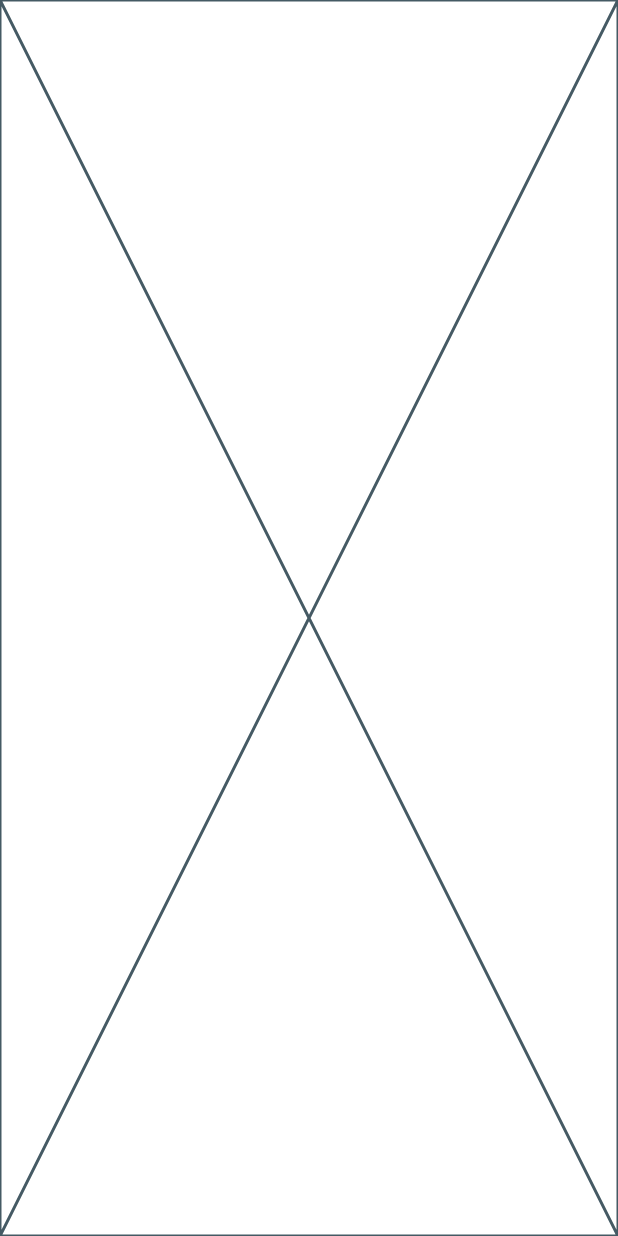
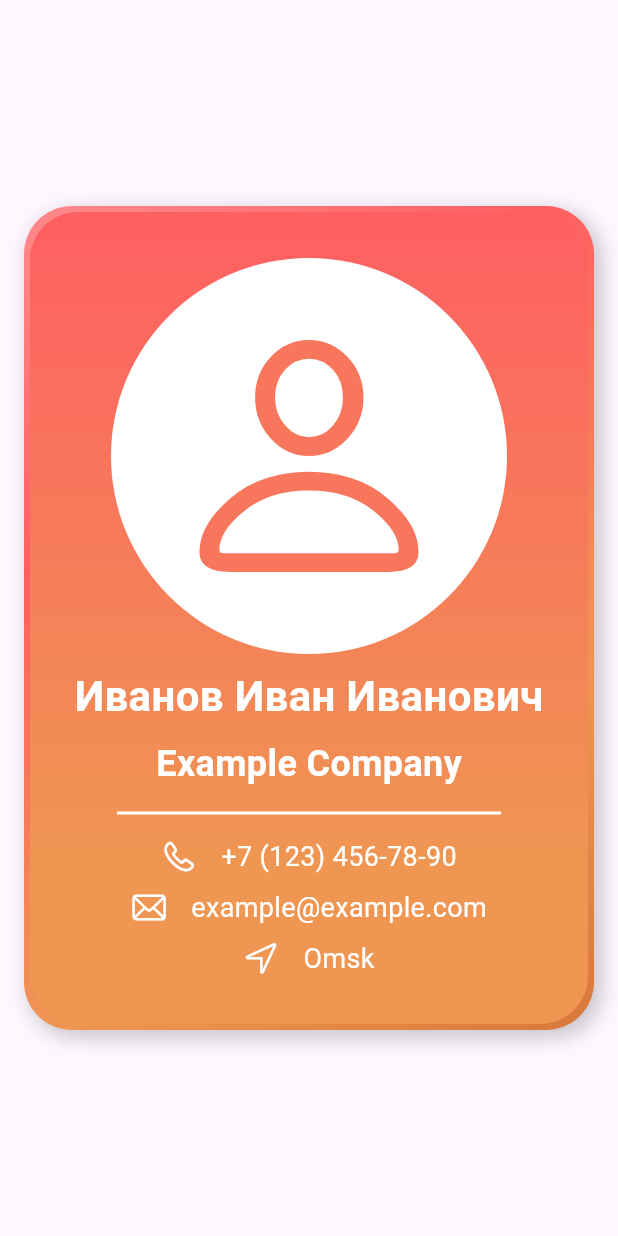
Before and after one commit to RinaZavr/user_card, a Flutter app: the screen it shows after launch, on a phone screen of 412 x 824 dp. Run offline on Flutter 3.47's test engine with Material 3 defaults, Android fonts, the phone set to English and light mode, and no system bars.

Commit message:
feat[app]: Added screen

```diff
--- a/lib/src/common/consts/colors.dart
+++ b/lib/src/common/consts/colors.dart
@@ -1,3 +1,11 @@
+import 'package:flutter/material.dart';
+
 abstract class AppColors {
-
+  static const mainGradientFirst = Color(0xFFfe5f62);
+  static const mainGradientSecond = Color(0xFFef9652);
+  static const secondaryGradientFirst = Color(0xFFFF8A8C);
+  static const secondaryGradientSecond = Color(0xFFD8783A);
+  static const primary = Colors.white;
+  static const secondary = Color(0xFFf8765c);
+  static const shadow = Colors.black;
 }
--- a/lib/src/common/consts/strings.dart
+++ /dev/null
@@ -1 +0,0 @@
-abstract class AppStrings {}
--- /dev/null
+++ b/lib/src/common/consts/styles.dart
@@ -0,0 +1,19 @@
+import 'package:flutter/material.dart';
+import 'package:user_card/src/common/consts/colors.dart';
+
+abstract class AppStyles {
+  static const TextStyle title = TextStyle(
+    fontSize: 28,
+    fontWeight: FontWeight.w700,
+    color: AppColors.primary,
+  );
+  static const TextStyle subtitle = TextStyle(
+    fontSize: 24,
+    fontWeight: FontWeight.w600,
+    color: AppColors.primary,
+  );
+  static const TextStyle normal = TextStyle(
+    fontSize: 18,
+    color: AppColors.primary,
+  );
+}
--- a/lib/src/features/user/view/user_card_screen.dart
+++ b/lib/src/features/user/view/user_card_screen.dart
@@ -1,4 +1,9 @@
+import 'package:flutter/cupertino.dart';
 import 'package:flutter/material.dart';
+import 'package:user_card/src/common/consts/colors.dart';
+import 'package:user_card/src/common/consts/styles.dart';
+import 'package:user_card/src/features/user/view/widgets/card_widget.dart';
+import 'package:user_card/src/features/user/view/widgets/user_info_widget.dart';
 
 class UserCardScreen extends StatefulWidget {
   const UserCardScreen({super.key});
@@ -8,8 +13,63 @@ class UserCardScreen extends StatefulWidget {
 }
 
 class _UserCardScreenState extends State<UserCardScreen> {
+  String name = 'Иванов Иван Иванович';
+  String email = 'example@example.com';
+  String phone = '+7 (123) 456-78-90';
+  String company = 'Example Company';
+  String city = 'Omsk';
+
   @override
   Widget build(BuildContext context) {
-    return const Placeholder();
+    return SafeArea(
+      child: Scaffold(
+        body: CardWidget(
+          child: Column(
+            mainAxisAlignment: MainAxisAlignment.center,
+            spacing: 8,
+            children: [
+              Container(
+                padding: EdgeInsets.all(32),
+                decoration: BoxDecoration(
+                  shape: BoxShape.circle,
+                  color: AppColors.primary,
+                ),
+                child: Icon(
+                  CupertinoIcons.person,
+                  size: 200,
+                  color: AppColors.secondary,
+                ),
+              ),
+              Text(
+                name,
+                style: AppStyles.title,
+              ),
+              Text(
+                company,
+                style: AppStyles.subtitle,
+              ),
+              Divider(
+                color: Colors.white,
+                thickness: 2,
+                indent: 50,
+                endIndent: 50,
+              ),
+              UserInfoWidget(
+                icon: CupertinoIcons.phone,
+                title: phone,
+              ),
+              UserInfoWidget(
+                icon: CupertinoIcons.mail,
+                title: email,
+              ),
+              UserInfoWidget(
+                icon: CupertinoIcons.location,
+                title: city,
+              ),
+            ],
+          ),
+        ),
+      ),
+    );
   }
 }
--- /dev/null
+++ b/lib/src/features/user/view/widgets/card_widget.dart
@@ -0,0 +1,67 @@
+import 'package:flutter/material.dart';
+import 'package:user_card/src/common/consts/colors.dart';
+
+class CardWidget extends StatelessWidget {
+  const CardWidget({super.key, required this.child});
+
+  final Widget child;
+
+  @override
+  Widget build(BuildContext context) {
+    Size size = MediaQuery.of(context).size;
+
+    return Center(
+      child: Container(
+        height: size.height / 1.5,
+        margin: EdgeInsets.symmetric(horizontal: 16),
+        decoration: BoxDecoration(
+          borderRadius: BorderRadius.circular(32),
+          boxShadow: [
+            BoxShadow(
+              color: AppColors.shadow.withValues(alpha: 0.2),
+              offset: const Offset(4, 4),
+              blurRadius: 10,
+              spreadRadius: 1,
+            ),
+          ],
+          gradient: LinearGradient(
+            begin: Alignment.topLeft,
+            end: Alignment.bottomRight,
+            colors: [
+              AppColors.secondaryGradientFirst,
+              AppColors.mainGradientFirst,
+              AppColors.mainGradientSecond,
+              AppColors.secondaryGradientSecond,
+            ],
+            stops: const [
+              0.0,
+              0.3,
+              0.7,
+              1.0,
+            ],
+          ),
+        ),
+        child: Container(
+          margin: EdgeInsets.all(4),
+          padding: EdgeInsets.all(8),
+          decoration: BoxDecoration(
+            gradient: LinearGradient(
+              begin: Alignment.topCenter,
+              end: Alignment.bottomCenter,
+              stops: [
+                0.0,
+                0.8,
+              ],
+              colors: [
+                AppColors.mainGradientFirst,
+                AppColors.mainGradientSecond,
+              ],
+            ),
+            borderRadius: BorderRadius.circular(32),
+          ),
+          child: child,
+        ),
+      ),
+    );
+  }
+}
--- /dev/null
+++ b/lib/src/features/user/view/widgets/user_info_widget.dart
@@ -0,0 +1,32 @@
+import 'package:flutter/material.dart';
+import 'package:user_card/src/common/consts/colors.dart';
+import 'package:user_card/src/common/consts/styles.dart';
+
+class UserInfoWidget extends StatelessWidget {
+  const UserInfoWidget({
+    super.key,
+    required this.icon,
+    required this.title,
+  });
+
+  final IconData icon;
+  final String title;
+
+  @override
+  Widget build(BuildContext context) {
+    return Row(
+      mainAxisAlignment: MainAxisAlignment.center,
+      spacing: 16,
+      children: [
+        Icon(
+          icon,
+          color: AppColors.primary,
+        ),
+        Text(
+          title,
+          style: AppStyles.normal,
+        ),
+      ],
+    );
+  }
+}
```
